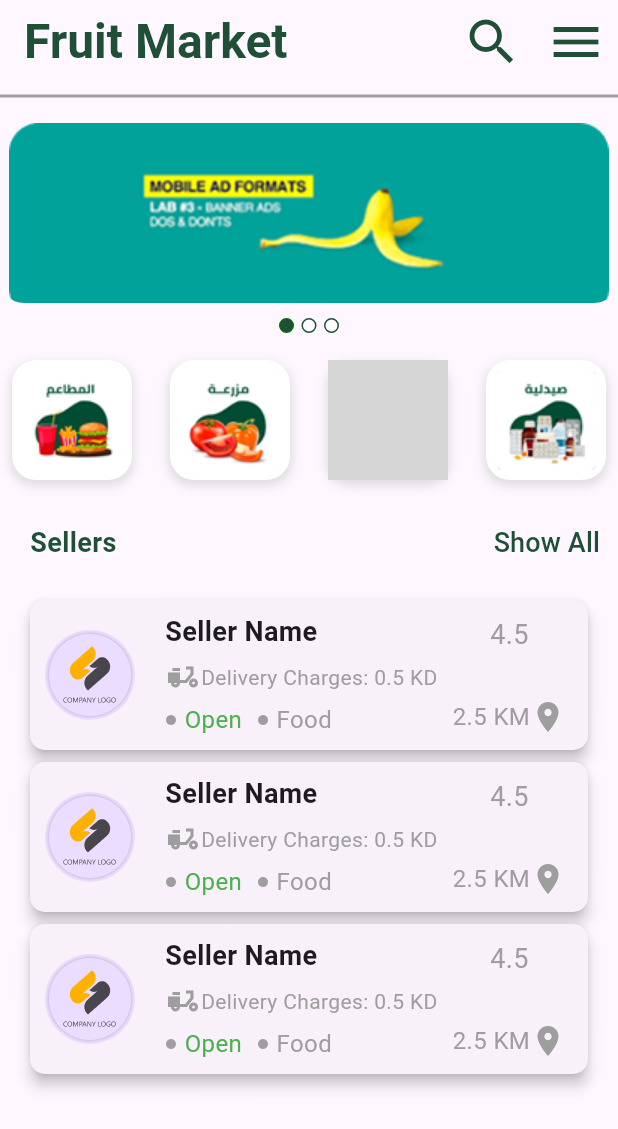
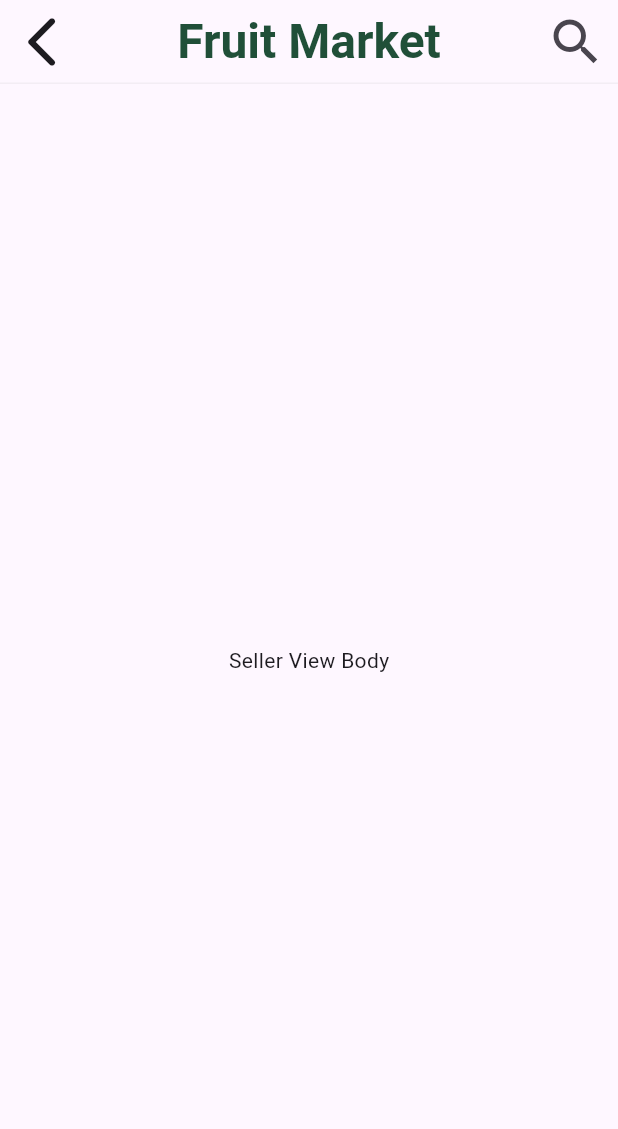
Before and after one commit to elne7/Fruits-App, a Flutter app: the screen it shows after launch, on a phone screen of 412 x 824 dp. Shown: the top 1129 px of the screen. Run offline on Flutter 3.47's test engine with Material 3 defaults, Android fonts, the phone set to English and light mode, and no system bars; grey boxes are pictures that could not be loaded.

Commit message:
- Create Seller view - Update the bottom border of all the screens

```diff
--- a/lib/features/contact_us/presentation/views/contact_us_view.dart
+++ b/lib/features/contact_us/presentation/views/contact_us_view.dart
@@ -19,6 +19,9 @@ class ContactUsView extends StatelessWidget {
           ),
         ),
         centerTitle: true,
+        shape: Border(
+          bottom: BorderSide(color: Colors.grey.withAlpha(30), width: 1.0),
+        ),
         leading: IconButton(
           icon: const Icon(Icons.arrow_back_ios_new_rounded),
           onPressed: () {
@@ -33,7 +36,6 @@ class ContactUsView extends StatelessWidget {
           mainAxisAlignment: MainAxisAlignment.start,
           crossAxisAlignment: CrossAxisAlignment.center,
           children: [
-            Divider(color: Colors.grey, thickness: 2),
             const SizedBox(height: 20),
             CustomTextField(title: 'Name'),
             const SizedBox(height: 20),
--- a/lib/features/home/presentation/widgets/home_view_body.dart
+++ b/lib/features/home/presentation/widgets/home_view_body.dart
@@ -28,6 +28,9 @@ class _HomeViewBodyState extends State<HomeViewBody> {
             fontWeight: FontWeight.bold,
           ),
         ),
+        shape: Border(
+          bottom: BorderSide(color: Colors.grey.withAlpha(30), width: 1.0),
+        ),
         actions: [
           IconButton(
             icon: const Icon(Icons.search, color: kPrimaryColor, size: 40),
@@ -44,7 +47,6 @@ class _HomeViewBodyState extends State<HomeViewBody> {
       ),
       body: Column(
         children: [
-          const Divider(color: Colors.grey, thickness: 2),
           const SizedBox(height: 10),
           OffersPageView(),
           const SizedBox(height: 10),
--- /dev/null
+++ b/lib/features/seller_view/presentation/widgets/seller_view_body.dart
@@ -0,0 +1,49 @@
+import 'package:flutter/material.dart';
+import 'package:fruits_app/core/constants/colors.dart';
+
+class SellerViewBody extends StatefulWidget {
+  const SellerViewBody({super.key});
+
+  @override
+  State<SellerViewBody> createState() => _SellerViewBodyState();
+}
+
+class _SellerViewBodyState extends State<SellerViewBody> {
+  @override
+  Widget build(BuildContext context) {
+    return Scaffold(
+      appBar: AppBar(
+        title: const Text(
+          'Fruit Market',
+          style: TextStyle(
+            color: kPrimaryColor,
+            fontSize: 32,
+            fontWeight: FontWeight.bold,
+          ),
+        ),
+        centerTitle: true,
+        shape: Border(
+          bottom: BorderSide(color: Colors.grey.withAlpha(30), width: 1.0),
+        ),
+        leading: IconButton(
+          icon: const Icon(Icons.arrow_back_ios_new_rounded, size: 40),
+          onPressed: () {
+            Navigator.pop(context);
+          },
+        ),
+        actions: [
+          IconButton(
+            icon: const Icon(Icons.search, size: 40),
+            onPressed: () {},
+          ),
+        ],
+      ),
+      body: Center(
+        child: Column(
+          mainAxisAlignment: MainAxisAlignment.center,
+          children: const <Widget>[Text('Seller View Body')],
+        ),
+      ),
+    );
+  }
+}
--- a/lib/features/terms&conditions/terms_view.dart
+++ b/lib/features/terms&conditions/terms_view.dart
@@ -17,6 +17,9 @@ class TermsView extends StatelessWidget {
           ),
         ),
         centerTitle: true,
+        shape: Border(
+          bottom: BorderSide(color: Colors.grey.withAlpha(30), width: 1.0),
+        ),
         leading: IconButton(
           icon: const Icon(
             Icons.arrow_back_ios_new_rounded,
@@ -32,7 +35,6 @@ class TermsView extends StatelessWidget {
       body: SingleChildScrollView(
         child: Wrap(
           children: [
-            Divider(color: Colors.grey, thickness: 2),
             Padding(
               padding: const EdgeInsets.all(16.0),
               child: const Text(
--- a/lib/main.dart
+++ b/lib/main.dart
@@ -2,7 +2,8 @@ import 'package:flutter/material.dart';
 // import 'package:fruits_app/features/favorite/presentation/widgets/favorites_view_body.dart';
 // import 'package:fruits_app/features/contact_us/presentation/views/contact_us_view.dart';
 // import 'package:fruits_app/features/terms&conditions/terms_view.dart';
-import 'package:fruits_app/features/home/presentation/widgets/home_view_body.dart';
+// import 'package:fruits_app/features/home/presentation/widgets/home_view_body.dart';
+import 'package:fruits_app/features/seller_view/presentation/widgets/seller_view_body.dart';
 // import 'package:fruits_app/features/registeration/presentation/views/otp_confirmation_view.dart';
 // import 'package:fruits_app/features/registeration/presentation/views/sign_up_view.dart';
 // import 'package:fruits_app/features/registeration/presentation/widgets/data_sign_in_view_body.dart';
@@ -26,7 +27,7 @@ class MyApp extends StatelessWidget {
       theme: ThemeData(
         colorScheme: ColorScheme.fromSeed(seedColor: Colors.deepPurple),
       ),
-      home: const HomeViewBody(),
+      home: const SellerViewBody(),
     );
   }
 }
```
Also changed, not shown: lib/features/favorite/presentation/widgets/favorites_view_body.dart (+7 -2 lines), lib/features/seller_view/presentation/views/seller_view.dart (added, +11 -0 lines).
